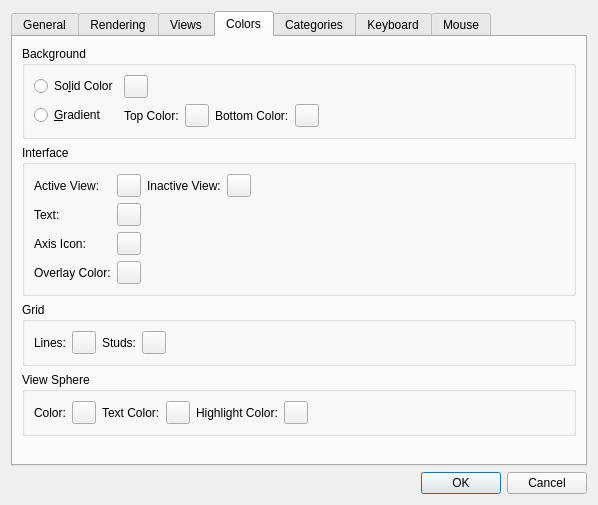
leozide/leocad, file qt/lc_qpreferencesdialog.ui: the form before one commit.
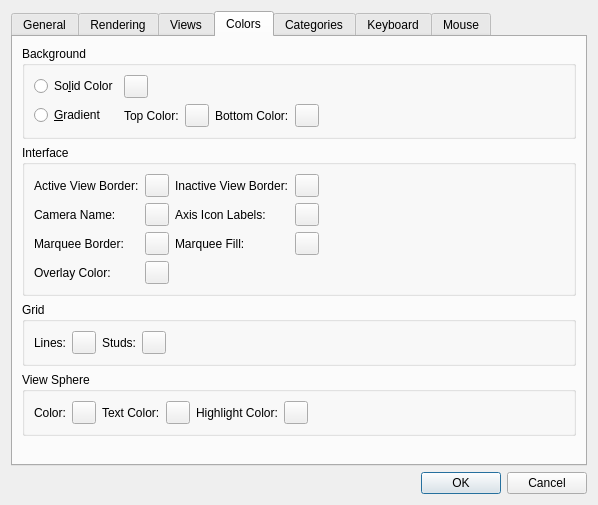
The form after the commit. The open tabs and pages were chosen to show the change. Icons and pictures are not drawn.

Commit message: Customizable marquee colors. Fixes #544.

```diff
--- a/qt/lc_qpreferencesdialog.ui
+++ b/qt/lc_qpreferencesdialog.ui
@@ -898,73 +898,52 @@
           <string>Interface</string>
          </property>
          <layout class="QGridLayout" name="gridLayout_8">
-          <item row="2" column="1">
-           <widget class="QToolButton" name="AxesColorButton">
-            <property name="text">
-             <string/>
-            </property>
-           </widget>
-          </item>
-          <item row="2" column="0">
-           <widget class="QLabel" name="label_31">
-            <property name="text">
-             <string>Axis Icon:</string>
-            </property>
-           </widget>
-          </item>
-          <item row="0" column="1">
-           <widget class="QToolButton" name="ActiveViewColorButton">
-            <property name="text">
-             <string/>
-            </property>
-           </widget>
-          </item>
           <item row="0" column="2">
            <widget class="QLabel" name="label_32">
             <property name="text">
-             <string>Inactive View:</string>
+             <string>Inactive View Border:</string>
             </property>
            </widget>
           </item>
-          <item row="0" column="3">
-           <widget class="QToolButton" name="InactiveViewColorButton">
+          <item row="0" column="1">
+           <widget class="QToolButton" name="ActiveViewColorButton">
             <property name="text">
              <string/>
             </property>
            </widget>
           </item>
+          <item row="5" column="0">
+           <widget class="QLabel" name="label_2">
+            <property name="text">
+             <string>Overlay Color:</string>
+            </property>
+           </widget>
+          </item>
           <item row="0" column="0">
            <widget class="QLabel" name="label_6">
             <property name="text">
-             <string>Active View:</string>
+             <string>Active View Border:</string>
             </property>
            </widget>
           </item>
-          <item row="1" column="0">
-           <widget class="QLabel" name="label_14">
-            <property name="text">
-             <string>Text:</string>
-            </property>
-           </widget>
-          </item>
-          <item row="1" column="1">
+          <item row="2" column="1">
            <widget class="QToolButton" name="TextColorButton">
             <property name="text">
              <string/>
             </property>
            </widget>
           </item>
-          <item row="3" column="0">
-           <widget class="QLabel" name="label_2">
+          <item row="0" column="3">
+           <widget class="QToolButton" name="InactiveViewColorButton">
             <property name="text">
-             <string>Overlay Color:</string>
+             <string/>
             </property>
            </widget>
           </item>
-          <item row="3" column="1">
-           <widget class="QToolButton" name="OverlayColorButton">
+          <item row="2" column="0">
+           <widget class="QLabel" name="label_14">
             <property name="text">
-             <string/>
+             <string>Camera Name:</string>
             </property>
            </widget>
           </item>
@@ -981,6 +960,55 @@
             </property>
            </spacer>
           </item>
+          <item row="5" column="1">
+           <widget class="QToolButton" name="OverlayColorButton">
+            <property name="text">
+             <string/>
+            </property>
+           </widget>
+          </item>
+          <item row="2" column="2">
+           <widget class="QLabel" name="label_31">
+            <property name="text">
+             <string>Axis Icon Labels:</string>
+            </property>
+           </widget>
+          </item>
+          <item row="2" column="3">
+           <widget class="QToolButton" name="AxesColorButton">
+            <property name="text">
+             <string/>
+            </property>
+           </widget>
+          </item>
+          <item row="3" column="0">
+           <widget class="QLabel" name="label_15">
+            <property name="text">
+             <string>Marquee Border:</string>
+            </property>
+           </widget>
+          </item>
+          <item row="3" column="1">
+           <widget class="QToolButton" name="MarqueeBorderColorButton">
+            <property name="text">
+             <string/>
+            </property>
+           </widget>
+          </item>
+          <item row="3" column="2">
+           <widget class="QLabel" name="label_16">
+            <property name="text">
+             <string>Marquee Fill:</string>
+            </property>
+           </widget>
+          </item>
+          <item row="3" column="3">
+           <widget class="QToolButton" name="MarqueeFillColorButton">
+            <property name="text">
+             <string/>
+            </property>
+           </widget>
+          </item>
          </layout>
         </widget>
        </item>
```
Left out of the diff: 2 changed lines with no effect on the pictures. The commit also changes 6 other files.
